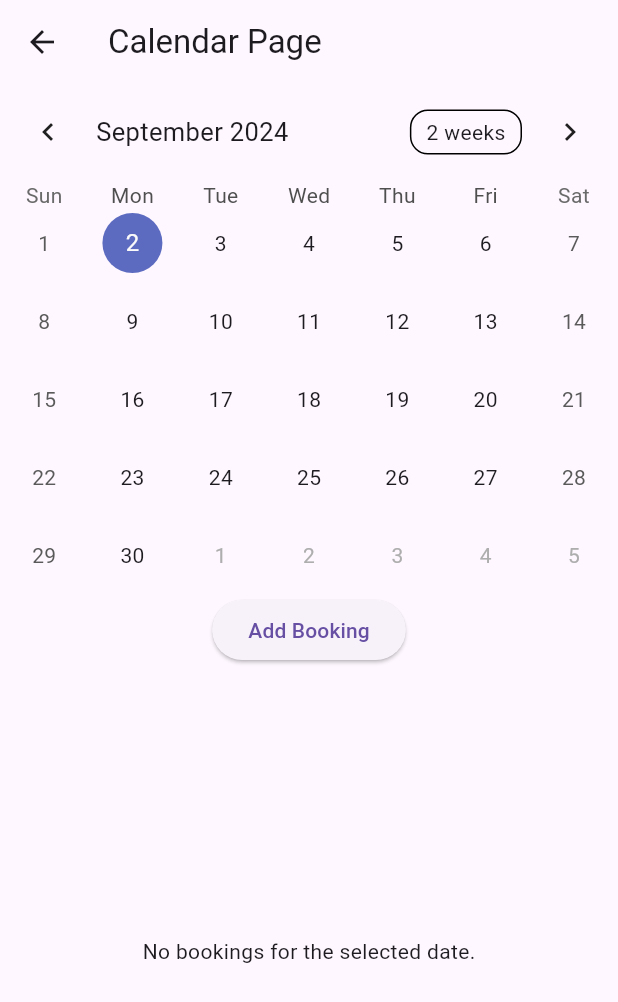
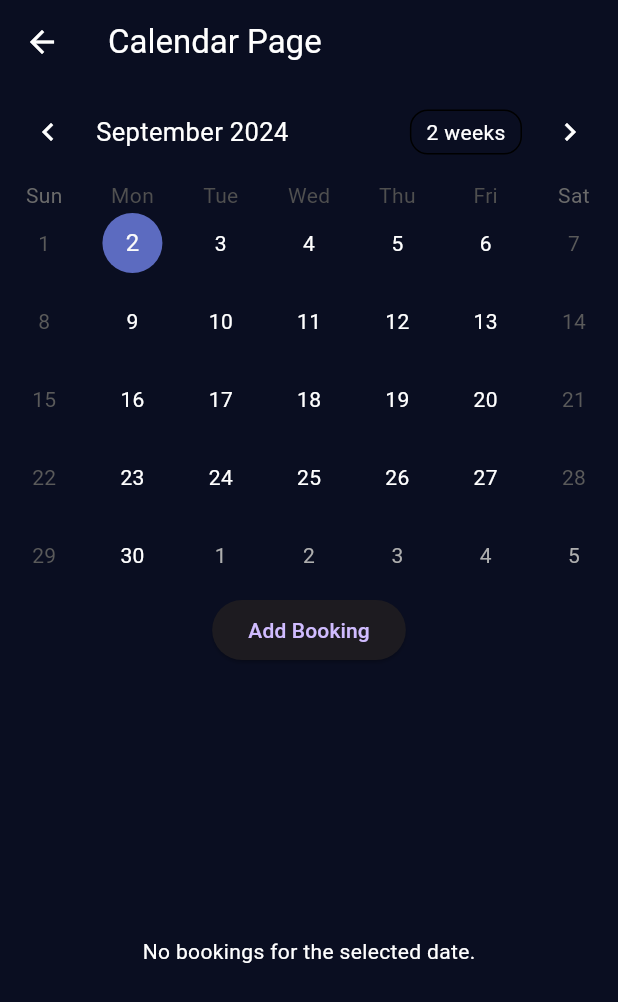
Before and after one commit to Jack-Northall/test_application, a Flutter app: the screen it shows after launch, after a tap on "Go to Calendar Page", on a phone screen of 412 x 824 dp. Shown: the top 1002 px of the screen. Run offline on Flutter 3.47's test engine with Material 3 defaults, Android fonts, the phone set to English and light mode, and no system bars; drawn by our look-alikes of table_calendar.

Commit message:
Added dark theme

```diff
--- a/lib/main.dart
+++ b/lib/main.dart
@@ -14,8 +14,17 @@ class MyApp extends StatelessWidget {
   Widget build(BuildContext context) {
     return MaterialApp(
       title: 'Flutter Home Screen',
-      theme: ThemeData(
-        primarySwatch: Colors.blue,
+      theme: ThemeData.dark().copyWith(
+        appBarTheme: const AppBarTheme(
+          backgroundColor: Color(0xFF0A0E21),
+          foregroundColor: Color(0xFFFFFFFF),
+        ),
+        scaffoldBackgroundColor: Color(0xFF0A0E21),
+        textTheme: const TextTheme(
+          bodyMedium: TextStyle(
+            color: Color(0XFFFFFFFF),
+          ),
+        ),
       ),
       home: const HomeScreen(),
       routes: {
--- a/lib/screens/calendar_page.dart
+++ b/lib/screens/calendar_page.dart
@@ -118,8 +118,11 @@ class _CalendarPageState extends State<CalendarPage> {
         final booking = _bookings[dateKey]![index];
         return Card(
           child: ListTile(
+            leading: Icon(Icons.calendar_month),
             title: Text(booking.name),
-            subtitle: Text('Booking ID: ${booking.id}'),
+            subtitle:
+              Text('Booking ID: ${booking.id}'),
+            isThreeLine: false,
           ),
         );
       },
```
